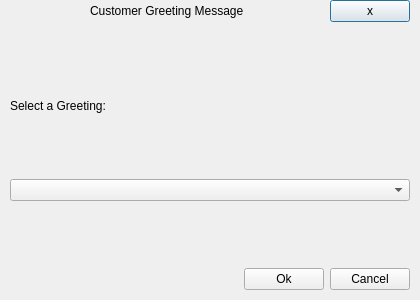
The window that Project/ui/greeting_menu.ui (Selvam-T/POS) describes before a commit, drawn with Qt 5.
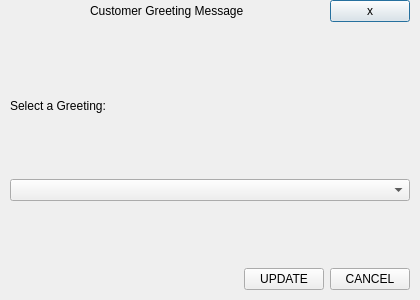
The same window after the commit.

```diff
--- a/Project/ui/greeting_menu.ui
+++ b/Project/ui/greeting_menu.ui
@@ -161,14 +161,14 @@
      <item>
       <widget class="QPushButton" name="btnGreetOk">
        <property name="text">
-        <string>Ok</string>
+        <string>UPDATE</string>
        </property>
       </widget>
      </item>
      <item>
       <widget class="QPushButton" name="btnGreetCancel">
        <property name="text">
-        <string>Cancel</string>
+        <string>CANCEL</string>
        </property>
       </widget>
      </item>
```
